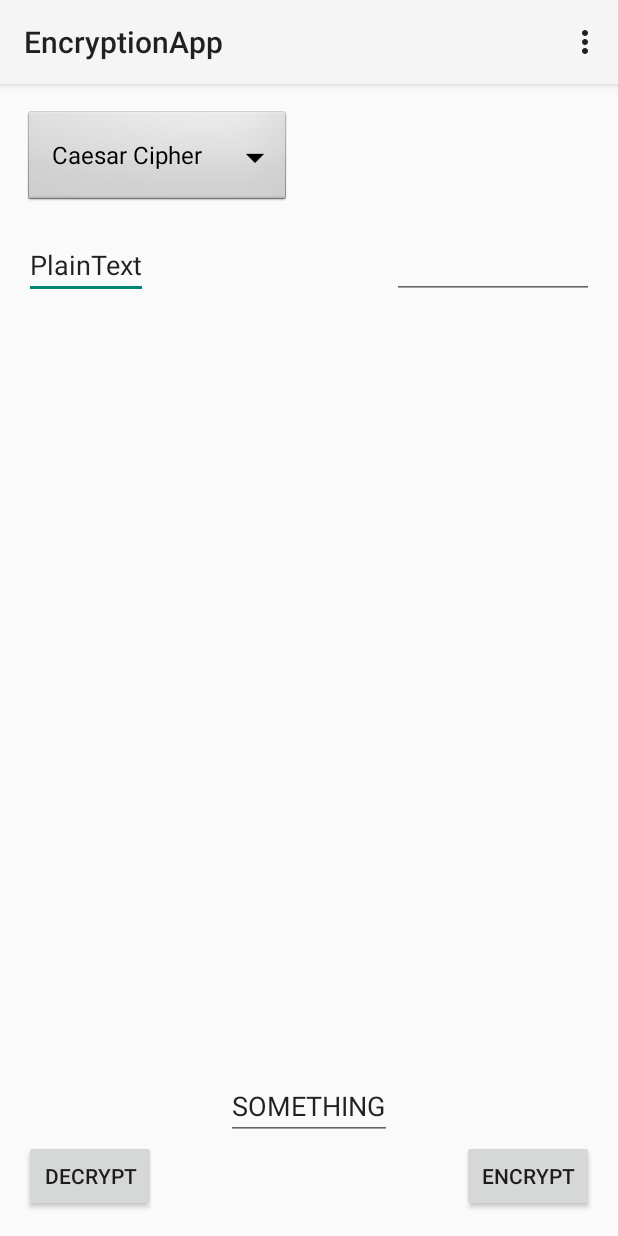
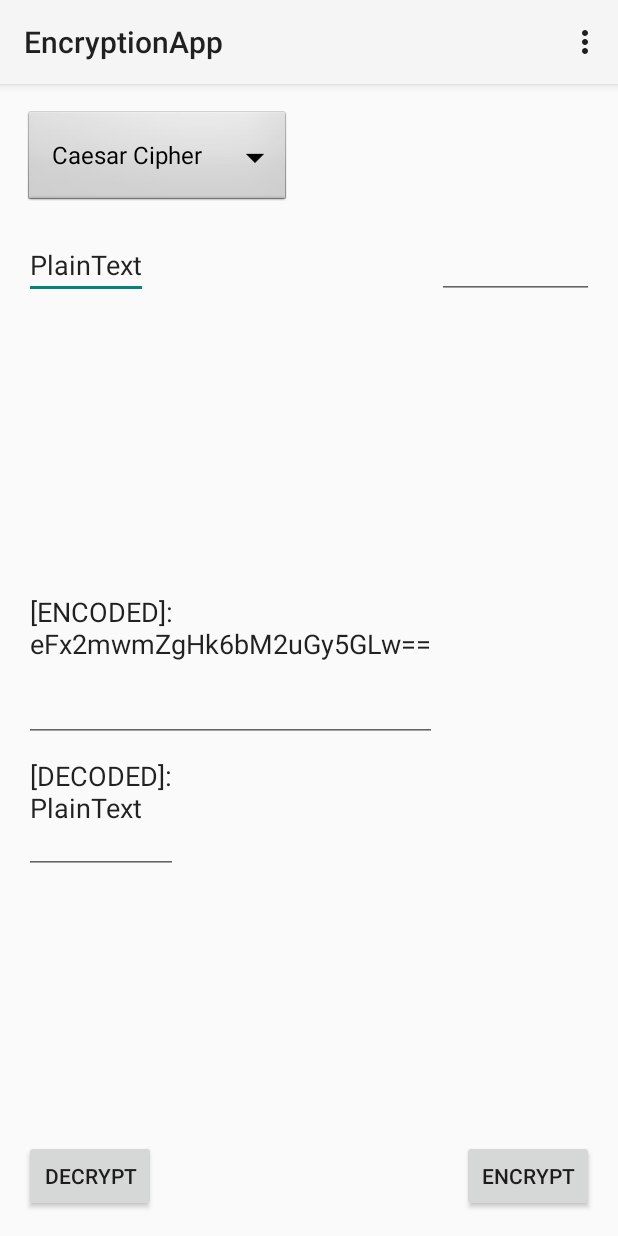
Before and after one commit to Unlockingcube/EncryptionApp, an Android app: the screen it shows after launch (MainActivity), after a tap on "ENCRYPT", on a phone screen of 412 x 824 dp. Run offline under Robolectric (Android 15) with nearby library versions, the phone set to English and light mode, and no system bars.

Commit message:
Added a class to encrypt the plaintext using AES.

```diff
--- a/app/src/main/java/com/example/unlockingcube/encryptionapp/MainActivity.java
+++ b/app/src/main/java/com/example/unlockingcube/encryptionapp/MainActivity.java
@@ -3,6 +3,7 @@ package com.example.unlockingcube.encryptionapp;
 import android.app.Activity;
 import android.content.ComponentName;
 import android.os.Bundle;
+import android.util.Base64;
 import android.util.Log;
 import android.view.Menu;
 import android.view.MenuItem;
@@ -12,7 +13,13 @@ import android.widget.TextView;
 import android.widget.Button;
 import android.view.View;
 
+
+import java.security.SecureRandom;
 import java.util.ArrayList;
+
+import javax.crypto.Cipher;
+import javax.crypto.KeyGenerator;
+import javax.crypto.spec.SecretKeySpec;
 
 public class MainActivity extends Activity {
  String type = "Caesors";
@@ -22,12 +29,12 @@ public class MainActivity extends Activity {
         setContentView(R.layout.activity_main);
         loadSpinners(this);
 
-        Button decryptButton = (Button)findViewById(R.id.ebutton);
+        Button encryptButton = (Button)findViewById(R.id.ebutton);
 
-        decryptButton.setOnClickListener(
+        encryptButton.setOnClickListener(
                 new Button.OnClickListener() {
                     public void onClick(View v) {
-                    EncrptCaesors();
+                    AESEncrypt();
                     }
                 }
         );
@@ -71,7 +78,7 @@ public class MainActivity extends Activity {
         switch(type)
         {
             case "Caesors":
-                EncrptCaesors();//calls Caesors encrypt algorithom. - this is not implemented right now
+                AESEncrypt();//calls Caesors encrypt algorithom. - this is not implemented right now
                 break;
             case "AES": //calls AES encrypt
                 break;
@@ -84,93 +91,138 @@ public class MainActivity extends Activity {
         }
 
     }
-    public void EncrptCaesors(){
+//    public void EncrptCaesors(){
+//
+//        TextView ptextview = (TextView)findViewById(R.id.PlainText);
+//        String plaintext ="";
+//        plaintext = ptextview.getText().toString();
+//        String encryptedText ="";
+//        //This needs to be checked for null pointers
+//        TextView PwordText = (TextView)findViewById(R.id.password);
+//        int  k = Integer.parseInt(PwordText.getText().toString());
+//        ArrayList<Character> List = new ArrayList<Character>(52);
+//        ArrayList<Character> Etext = new ArrayList<Character>(plaintext.length());
+//        List.add('A');
+//        List.add('a');
+//        List.add('B');
+//        List.add('b');
+//        List.add('C');
+//        List.add('c');
+//        List.add('D');
+//        List.add('d');
+//        List.add('E');
+//        List.add('e');
+//        List.add('F');
+//        List.add('f');
+//        List.add('G');
+//        List.add('g');
+//        List.add('H');
+//        List.add('h');
+//        List.add('I');
+//        List.add('i');
+//        List.add('J');
+//        List.add('j');
+//        List.add('K');
+//        List.add('k');
+//        List.add('L');
+//        List.add('l');
+//        List.add('M');
+//        List.add('m');
+//        List.add('N');
+//        List.add('n');
+//        List.add('O');
+//        List.add('o');
+//        List.add('P');
+//        List.add('p');
+//        List.add('Q');
+//        List.add('q');
+//        List.add('R');
+//        List.add('r');
+//        List.add('S');
+//        List.add('s');
+//        List.add('T');
+//        List.add('t');
+//        List.add('W');
+//        List.add('w');
+//        List.add('X');
+//        List.add('x');
+//        List.add('Y');
+//        List.add('y');
+//        List.add('Z');
+//        List.add('z');
+//
+//        for(int i = 0; i< plaintext.length(); i++ )
+//        {
+//            plaintext.charAt(i);
+//            for(int j = 0; j < List.size(); j++)
+//            {
+//                int shift = k + j;
+//                while(shift > 52)
+//                {
+//                    shift -= 52;
+//                }
+//                if(List.equals(plaintext.charAt(i)))
+//                {
+//                  Etext.add(List.get(shift));
+//
+//                }
+//            }
+//
+//        }
+//        for(int i =0; i < Etext.size(); i++)
+//        {
+//          encryptedText += Etext.get(i);
+//        }
+//        TextView Etextview = (TextView)findViewById(R.id.EncryptedText);
+//        //fails somewhere in the shifting process and outputs a blank string
+////        Etextview.setText(encryptedText);
+//
+//        Etextview.setText("SOMETHING");
+//
+//    }
 
-        TextView ptextview = (TextView)findViewById(R.id.PlainText);
-        String plaintext ="";
-        plaintext = ptextview.getText().toString();
-        String encryptedText ="";
-        //This needs to be checked for null pointers
-        TextView PwordText = (TextView)findViewById(R.id.password);
-        int  k = Integer.parseInt(PwordText.getText().toString());
-        ArrayList<Character> List = new ArrayList<Character>(52);
-        ArrayList<Character> Etext = new ArrayList<Character>(plaintext.length());
-        List.add('A');
-        List.add('a');
-        List.add('B');
-        List.add('b');
-        List.add('C');
-        List.add('c');
-        List.add('D');
-        List.add('d');
-        List.add('E');
-        List.add('e');
-        List.add('F');
-        List.add('f');
-        List.add('G');
-        List.add('g');
-        List.add('H');
-        List.add('h');
-        List.add('I');
-        List.add('i');
-        List.add('J');
-        List.add('j');
-        List.add('K');
-        List.add('k');
-        List.add('L');
-        List.add('l');
-        List.add('M');
-        List.add('m');
-        List.add('N');
-        List.add('n');
-        List.add('O');
-        List.add('o');
-        List.add('P');
-        List.add('p');
-        List.add('Q');
-        List.add('q');
-        List.add('R');
-        List.add('r');
-        List.add('S');
-        List.add('s');
-        List.add('T');
-        List.add('t');
-        List.add('W');
-        List.add('w');
-        List.add('X');
-        List.add('x');
-        List.add('Y');
-        List.add('y');
-        List.add('Z');
-        List.add('z');
+    public void AESEncrypt() {
+    // Original text
+    //String theTestText = "This is just a simple test";
+    TextView plainTextView = (TextView)findViewById(R.id.PlainText);
+        String plainText = plainTextView.getText().toString();
 
-        for(int i = 0; i< plaintext.length(); i++ )
-        {
-            plaintext.charAt(i);
-            for(int j = 0; j < List.size(); j++)
-            {
-                int shift = k + j;
-                while(shift > 52)
-                {
-                    shift -= 52;
-                }
-                if(List.equals(plaintext.charAt(i)))
-                {
-                  Etext.add(List.get(shift));
+    // Set up secret key spec for 128-bit AES encryption and decryption
+    SecretKeySpec sks = null;
+    try {
+        SecureRandom sr = SecureRandom.getInstance("SHA1PRNG");
+        sr.setSeed("any data used as random seed".getBytes());
+        KeyGenerator kg = KeyGenerator.getInstance("AES");
+        kg.init(128, sr);
+        sks = new SecretKeySpec((kg.generateKey()).getEncoded(), "AES");
+    } catch (Exception e) {
+//        Log.e(TAG, "AES secret key spec error");
+    }
 
-                }
-            }
+    // Encode the original data with AES
+    byte[] encodedBytes = null;
+    try {
+        Cipher c = Cipher.getInstance("AES");
+        c.init(Cipher.ENCRYPT_MODE, sks);
+        encodedBytes = c.doFinal(plainText.getBytes());
+    } catch (Exception e) {
+//        Log.e(TAG, "AES encryption error");
+    }
+   TextView encryptedText = (TextView)findViewById(R.id.EncryptedText);
+    encryptedText.setText("[ENCODED]:\n" +
+            Base64.encodeToString(encodedBytes, Base64.DEFAULT) + "\n");
 
-        }
-        for(int i =0; i < Etext.size(); i++)
-        {
-          encryptedText += Etext.get(i);
-        }
-        TextView Etextview = (TextView)findViewById(R.id.EncryptedText);
-        //fails somewhere in the shifting process and outputs a blank string
-//        Etextview.setText(encryptedText);
-
-        Etextview.setText("SOMETHING");
-
+    // Decode the encoded data with AES
+    byte[] decodedBytes = null;
+    try {
+        Cipher c = Cipher.getInstance("AES");
+        c.init(Cipher.DECRYPT_MODE, sks);
+        decodedBytes = c.doFinal(encodedBytes);
+    } catch (Exception e) {
+//        Log.e(TAG, "AES decryption error");
     }
+//    TextView tvdecoded = (TextView)findViewById(R.id.tvdecoded);
+        TextView decryptedText = (TextView)findViewById(R.id.DecryptedText);
+        decryptedText.setText("[DECODED]:\n" + new String(decodedBytes) + "\n");
 }
+}
--- a/app/src/main/res/layout/activity_main.xml
+++ b/app/src/main/res/layout/activity_main.xml
@@ -44,9 +44,9 @@
         android:layout_width="wrap_content"
         android:layout_height="wrap_content"
         android:id="@+id/EncryptedText"
-        android:layout_above="@+id/Dbutton"
-        android:layout_centerHorizontal="true"
-        android:text="EncryptedText" />
+        android:text="EncryptedText"
+        android:layout_centerVertical="true"
+        android:layout_alignParentStart="true" />
 
     <EditText
         android:layout_width="wrap_content"
@@ -57,4 +57,12 @@
         android:layout_alignTop="@+id/PlainText"
         android:layout_toEndOf="@+id/EncryptedText" />
 
+    <EditText
+        android:layout_width="wrap_content"
+        android:layout_height="wrap_content"
+        android:id="@+id/DecryptedText"
+        android:text="DecryptedText"
+        android:layout_below="@+id/EncryptedText"
+        android:layout_alignParentStart="true" />
+
 </RelativeLayout>
```
